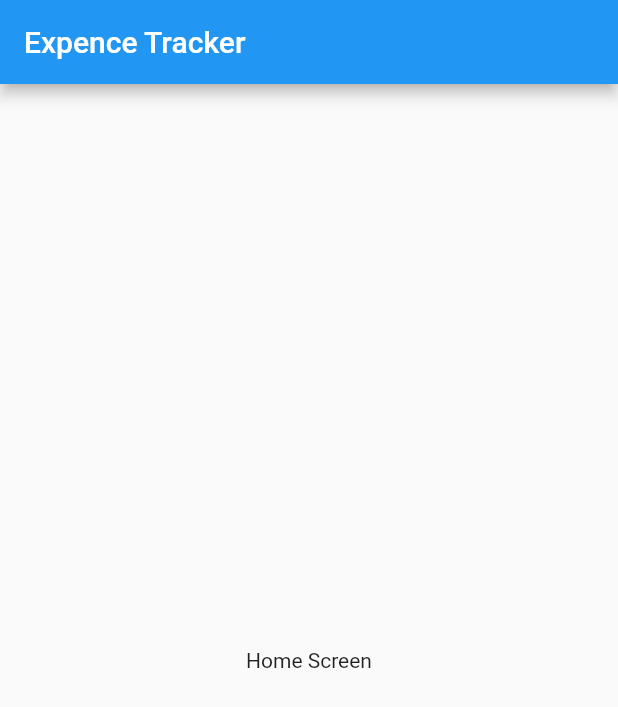
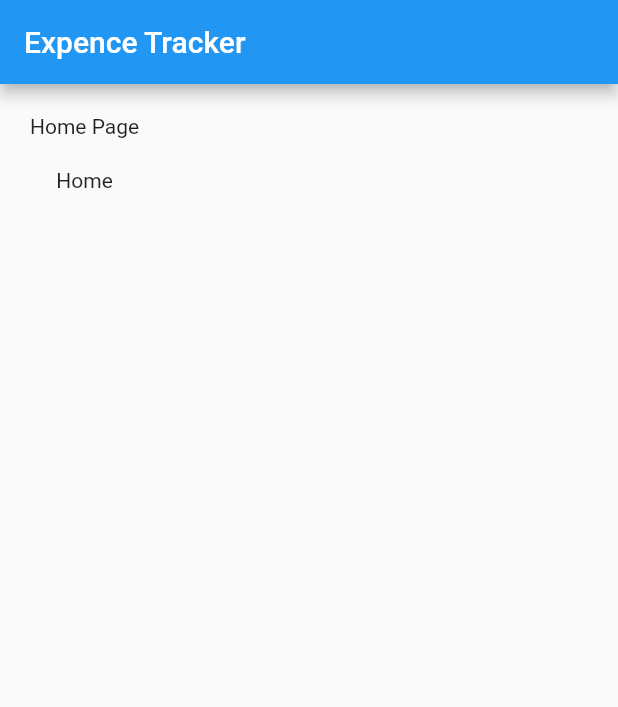
Before and after one commit to omitkumar86/household_expence_tracker, a Flutter app: the screen it shows after launch, on a phone screen of 412 x 824 dp. Shown: the top 707 px of the screen. Run offline on Flutter 3.47's test engine with Material 2 defaults, Android fonts, the phone set to English and light mode, and no system bars.

Commit message:
one change

```diff
--- a/lib/screen/home_page.dart
+++ b/lib/screen/home_page.dart
@@ -14,9 +14,22 @@ class _HomePageState extends State<HomePage> {
       appBar: AppBar(
         title: Text('Expence Tracker'),
       ),
-      body: Center(
-        child: Text('Home Screen'),
-      ),
+      body: Padding(
+        padding: const EdgeInsets.all(20.0),
+        child: Column(
+          children: [
+            Container(
+              child: Text('Home Page'),
+            ),
+            SizedBox(
+              height: 20,
+            ),
+            Container(
+              child: Text('Home'),
+            ),
+          ],
+        ),
+      )
     );
   }
 }
```
